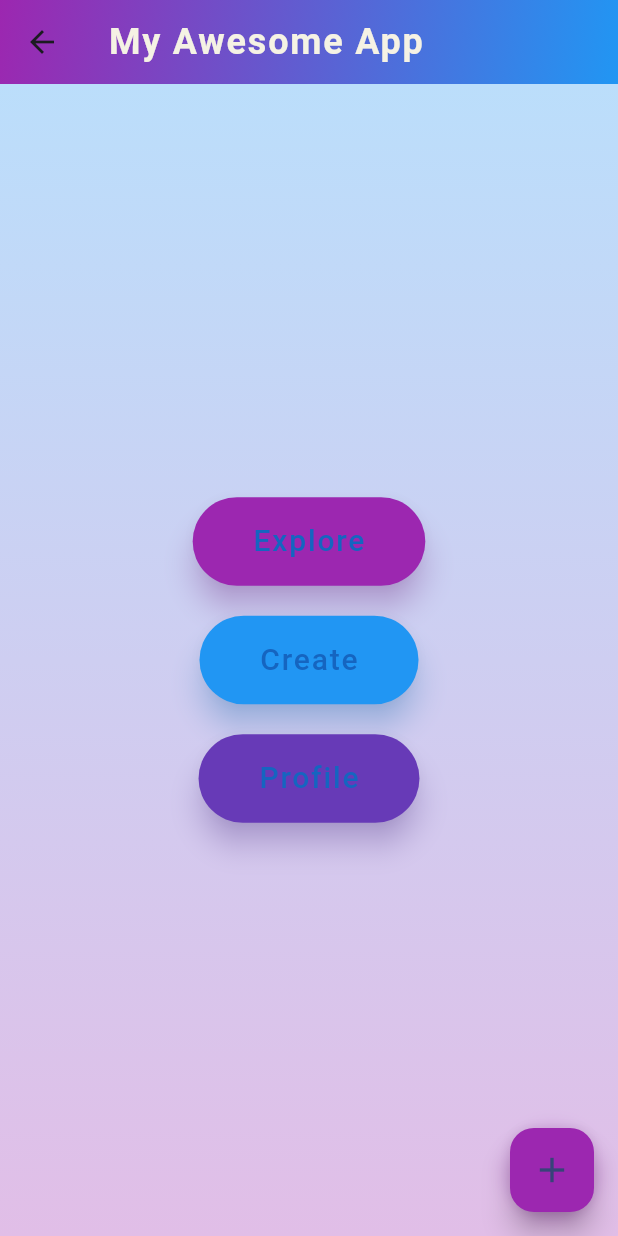
After one commit to Neutrino-18/studentManagementApp, a Flutter app: the TPOHomeScreen screen opened directly, on a phone screen of 412 x 824 dp. The commit adds this screen. Run offline on Flutter 3.47's test engine with Material 3 defaults, Android fonts, the phone set to English and light mode, and no system bars; our stand-ins replace flutter_feather_icons, flutter_riverpod, font_awesome_flutter, google_fonts; network calls fail.

Commit message:
Changed the file structure

```diff
--- /dev/null
+++ b/lib/TPO Instructor/TPO/tpo_home.dart
@@ -0,0 +1,119 @@
+import 'package:flutter/material.dart';
+
+class TPOHomeScreen extends StatelessWidget {
+  const TPOHomeScreen({super.key});
+
+  @override
+  Widget build(BuildContext context) {
+    return Scaffold(
+      appBar: AppBar(
+        flexibleSpace: Container(
+          decoration: const BoxDecoration(
+            gradient: LinearGradient(
+              begin: Alignment.topLeft,
+              end: Alignment.bottomRight,
+              colors: [Colors.purple, Colors.blue],
+            ),
+          ),
+        ),
+        title: const Text(
+          'My Awesome App',
+          style: TextStyle(
+            fontSize: 24,
+            fontWeight: FontWeight.bold,
+            letterSpacing: 1.2,
+          ),
+        ),
+        elevation: 0,
+      ),
+      body: Container(
+        decoration: BoxDecoration(
+          gradient: LinearGradient(
+            begin: Alignment.topCenter,
+            end: Alignment.bottomCenter,
+            colors: [Colors.blue.shade100, Colors.purple.shade100],
+          ),
+        ),
+        child: Center(
+          child: Column(
+            mainAxisAlignment: MainAxisAlignment.center,
+            children: [
+              ElevatedButton(
+                onPressed: () {},
+                style: ElevatedButton.styleFrom(
+                  padding:
+                      const EdgeInsets.symmetric(horizontal: 40, vertical: 15),
+                  shape: RoundedRectangleBorder(
+                    borderRadius: BorderRadius.circular(30),
+                  ),
+                  backgroundColor: Colors.purple,
+                  elevation: 8,
+                  shadowColor: Colors.purple.withOpacity(0.5),
+                ),
+                child: const Text(
+                  'Explore',
+                  style: TextStyle(fontSize: 20, letterSpacing: 1.2),
+                ),
+              ),
+              const SizedBox(height: 20),
+              ElevatedButton(
+                onPressed: () {},
+                style: ElevatedButton.styleFrom(
+                  padding:
+                      const EdgeInsets.symmetric(horizontal: 40, vertical: 15),
+                  shape: RoundedRectangleBorder(
+                    borderRadius: BorderRadius.circular(30),
+                  ),
+                  backgroundColor: Colors.blue,
+                  elevation: 8,
+                  shadowColor: Colors.blue.withOpacity(0.5),
+                ),
+                child: const Text(
+                  'Create',
+                  style: TextStyle(fontSize: 20, letterSpacing: 1.2),
+                ),
+              ),
+              const SizedBox(height: 20),
+              ElevatedButton(
+                onPressed: () {},
+                style: ElevatedButton.styleFrom(
+                  padding:
+                      const EdgeInsets.symmetric(horizontal: 40, vertical: 15),
+                  shape: RoundedRectangleBorder(
+                    borderRadius: BorderRadius.circular(30),
+                  ),
+                  backgroundColor: Colors.deepPurple,
+                  elevation: 8,
+                  shadowColor: Colors.deepPurple.withOpacity(0.5),
+                ),
+                child: const Text(
+                  'Profile',
+                  style: TextStyle(fontSize: 20, letterSpacing: 1.2),
+                ),
+              ),
+            ],
+          ),
+        ),
+      ),
+      floatingActionButton: Container(
+        decoration: BoxDecoration(
+          borderRadius: BorderRadius.circular(30),
+          boxShadow: [
+            BoxShadow(
+              color: Colors.purple.withOpacity(0.3),
+              spreadRadius: 2,
+              blurRadius: 10,
+              offset: const Offset(0, 3),
+            ),
+          ],
+        ),
+        child: FloatingActionButton(
+          onPressed: () {},
+          backgroundColor: Colors.purple,
+          elevation: 8,
+          child: const Icon(Icons.add, size: 28),
+        ),
+      ),
+    );
+  }
+}
--- a/lib/main.dart
+++ b/lib/main.dart
@@ -1,5 +1,6 @@
 import "package:app_crt/Common/page_footer.dart";
-import 'package:app_crt/Pages/login_page.dart';
+import 'package:app_crt/TPO%20Instructor/TPO/tpo_home.dart';
+import 'package:app_crt/login_page.dart';
 import "package:flutter/material.dart";
 import 'package:app_crt/theme.dart';
 import 'package:flutter_riverpod/flutter_riverpod.dart';
```
Also changed, not shown: lib/Common/page_footer.dart (+5 -5 lines), lib/Pages/interviewer_home.dart (deleted, +0 -37 lines), lib/Repos/login_helper.dart (+6 -4 lines), lib/Student Screens/profile_page.dart (renamed from lib/Pages/profile_page.dart, +11 -12 lines), lib/dropdown_but.dart (deleted, +0 -45 lines), lib/Student Screens/announce_page.dart (renamed from lib/Pages/announce_page.dart), lib/Student Screens/batch_page.dart (renamed from lib/Pages/batch_page.dart), lib/Student Screens/first_page.dart (renamed from lib/Pages/first_page.dart), lib/Student Screens/performance_page.dart (renamed from lib/Pages/performance_page.dart), lib/Student Screens/resource_material.dart (renamed from lib/Pages/resource_material.dart), lib/login_page.dart (renamed from lib/Pages/login_page.dart).
